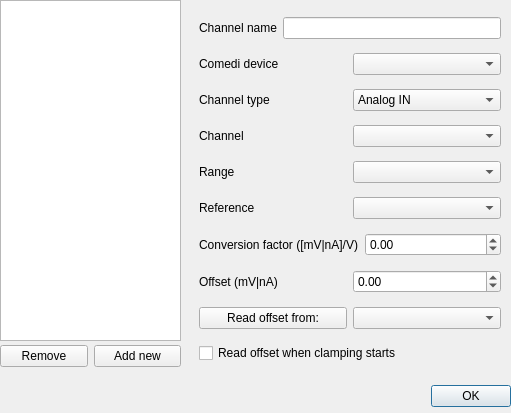
Above: gui/channelsetupdialog.ui from CompEphys-team/rtdo before the change. Below: the same form after it.
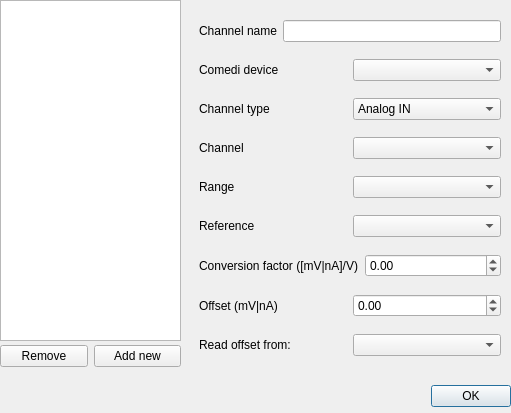
That is the form after the change.

Diff of the .ui file:
```diff
--- a/gui/channelsetupdialog.ui
+++ b/gui/channelsetupdialog.ui
@@ -179,26 +179,16 @@
     <item>
      <layout class="QHBoxLayout" name="horizontalLayout_9">
       <item>
-       <widget class="QPushButton" name="readOffsetNow">
-        <property name="enabled">
-         <bool>true</bool>
-        </property>
+       <widget class="QLabel" name="label_8">
         <property name="text">
          <string>Read offset from:</string>
         </property>
        </widget>
       </item>
       <item>
-       <widget class="QComboBox" name="readOffsetSource"/>
-      </item>
-     </layout>
-    </item>
-    <item>
-     <layout class="QHBoxLayout" name="horizontalLayout_10">
-      <item>
-       <widget class="QCheckBox" name="readOffsetLater">
-        <property name="text">
-         <string>Read offset when clamping starts</string>
+       <widget class="QComboBox" name="readOffsetSource">
+        <property name="toolTip">
+         <string>&lt;html&gt;&lt;head/&gt;&lt;body&gt;&lt;p&gt;If set, the offset is read from the selected channel at the start of an experiment, overwriting the manually set value.&lt;/p&gt;&lt;/body&gt;&lt;/html&gt;</string>
         </property>
        </widget>
       </item>
```
